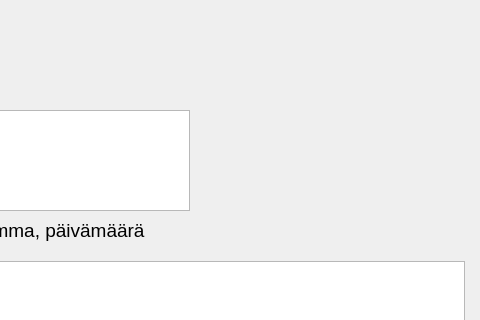
tvt20kmo-ohjelmistokehitysprojekti/Group5, file automaatti/balance.ui: the form before one commit; both pictures show x 421 to 901 and y 0 to 320 of the 901 by 562 pixel window.
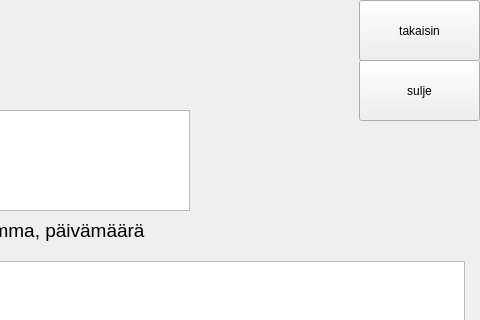
The form after the commit.

```diff
--- a/automaatti/balance.ui
+++ b/automaatti/balance.ui
@@ -92,6 +92,32 @@
     </font>
    </property>
   </widget>
+  <widget class="QPushButton" name="btnback">
+   <property name="geometry">
+    <rect>
+     <x>780</x>
+     <y>0</y>
+     <width>121</width>
+     <height>61</height>
+    </rect>
+   </property>
+   <property name="text">
+    <string>takaisin</string>
+   </property>
+  </widget>
+  <widget class="QPushButton" name="btnclose">
+   <property name="geometry">
+    <rect>
+     <x>780</x>
+     <y>60</y>
+     <width>121</width>
+     <height>61</height>
+    </rect>
+   </property>
+   <property name="text">
+    <string>sulje</string>
+   </property>
+  </widget>
  </widget>
  <resources/>
  <connections/>
```
